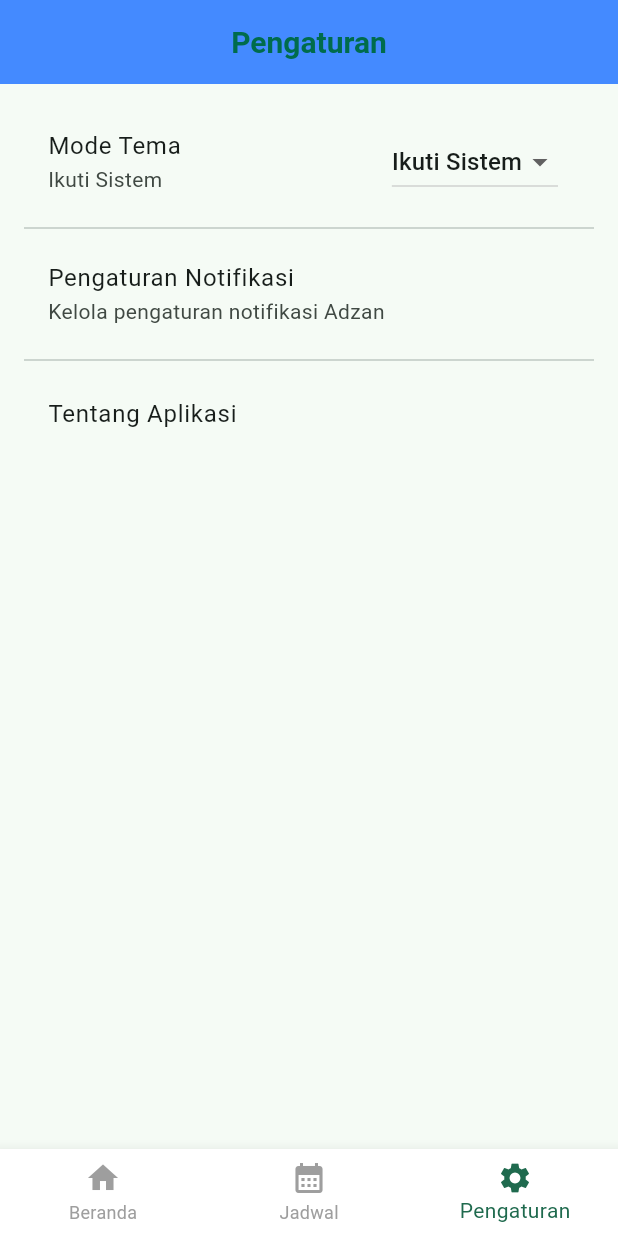
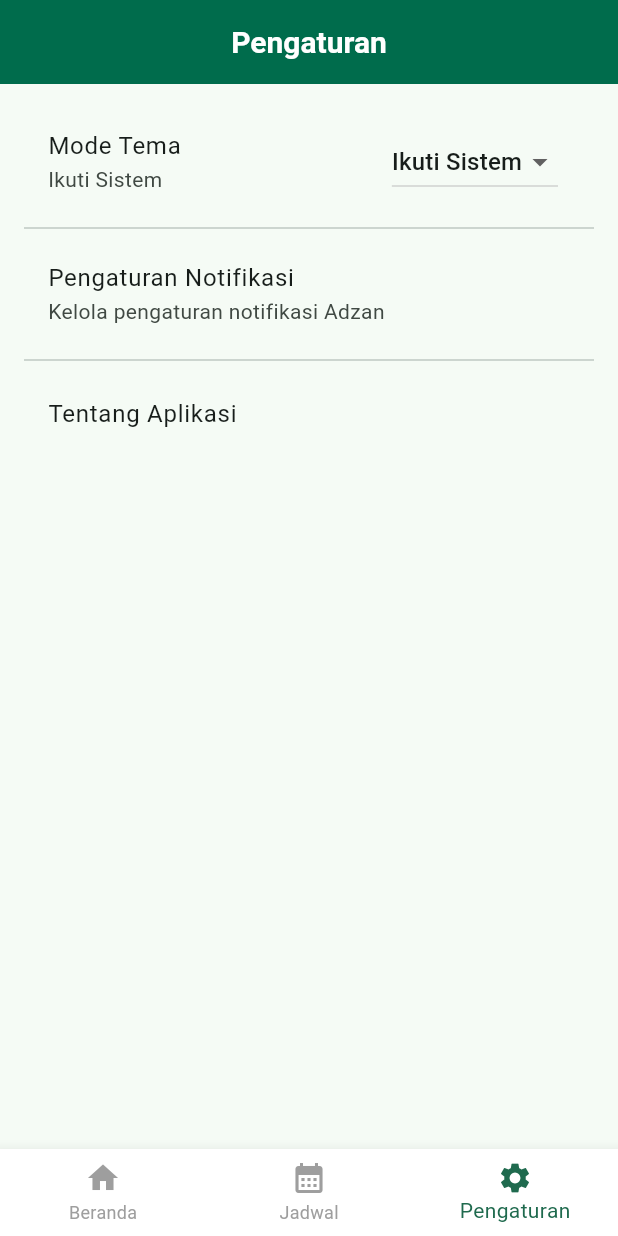
Before and after one commit to Nurulhijroh/my_app, a Flutter app: the screen it shows after launch, item 3 of the bottom bar chosen, on a phone screen of 412 x 824 dp. Run offline on Flutter 3.47's test engine with Material 3 defaults, Android fonts, the phone set to English and light mode, and no system bars; our stand-ins replace geolocator, shared_preferences.

Commit message:
color text

```diff
--- a/lib/screens/settings_screen.dart
+++ b/lib/screens/settings_screen.dart
@@ -16,11 +16,11 @@ class SettingsScreen extends StatelessWidget {
               'Pengaturan',
               style: TextStyle(
                 fontWeight: FontWeight.bold,
-                color: Color(0xFF006C4C),
+                color: Colors.white,
               ),
             ),
             centerTitle: true,
-            backgroundColor: Colors.blueAccent,
+            backgroundColor: Color(0xFF006C4C),
             iconTheme: const IconThemeData(color: Colors.white),
           ),
           body: ListView(
```
